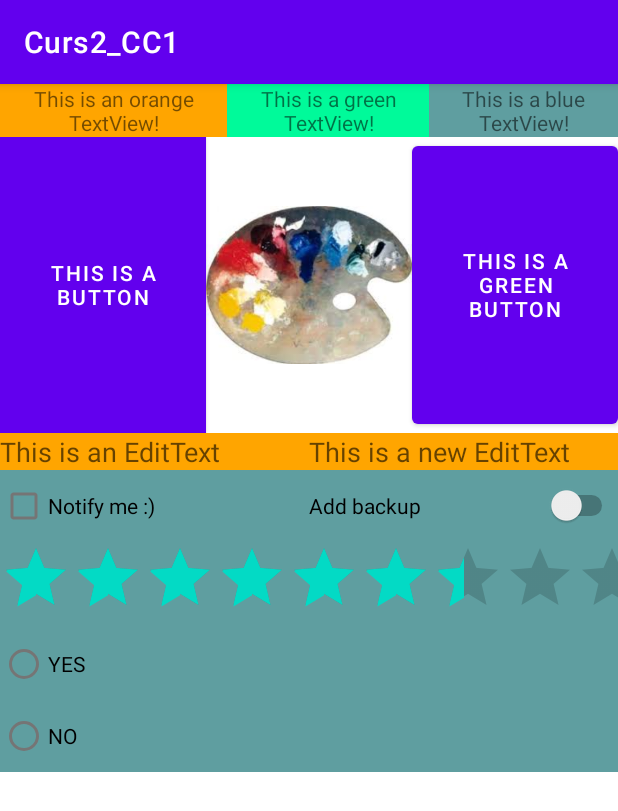
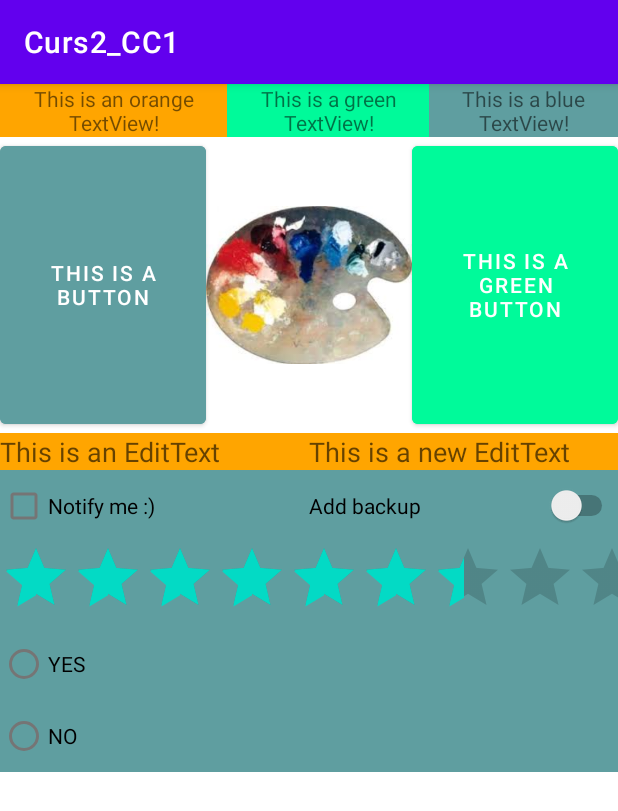
Before and after one commit to magdamiu/AndroidFundamentalsMay2021, an Android app: the screen it shows after launch (MainActivity), on a phone screen of 412 x 824 dp. Shown: the top 811 px of the screen. Run offline under Robolectric (Android 15) with nearby library versions, the phone set to English and light mode, and no system bars.

Commit message:
modified color button

```diff
--- a/CC1_Curs2/app/src/main/res/layout/activity_main.xml
+++ b/CC1_Curs2/app/src/main/res/layout/activity_main.xml
@@ -60,7 +60,7 @@
             android:layout_width="0dp"
             android:layout_height="match_parent"
             android:layout_weight="1"
-            android:background="@color/blue"
+            android:backgroundTint="@color/blue"
             android:text="@string/this_is_a_button" />
 
         <ImageView
@@ -76,7 +76,7 @@
             android:layout_height="match_parent"
             android:layout_weight="1"
             android:gravity="center"
-            android:shadowColor="@color/green"
+            android:backgroundTint="@color/green"
             android:text="@string/this_is_a_green_button" />
 
     </LinearLayout>
```
